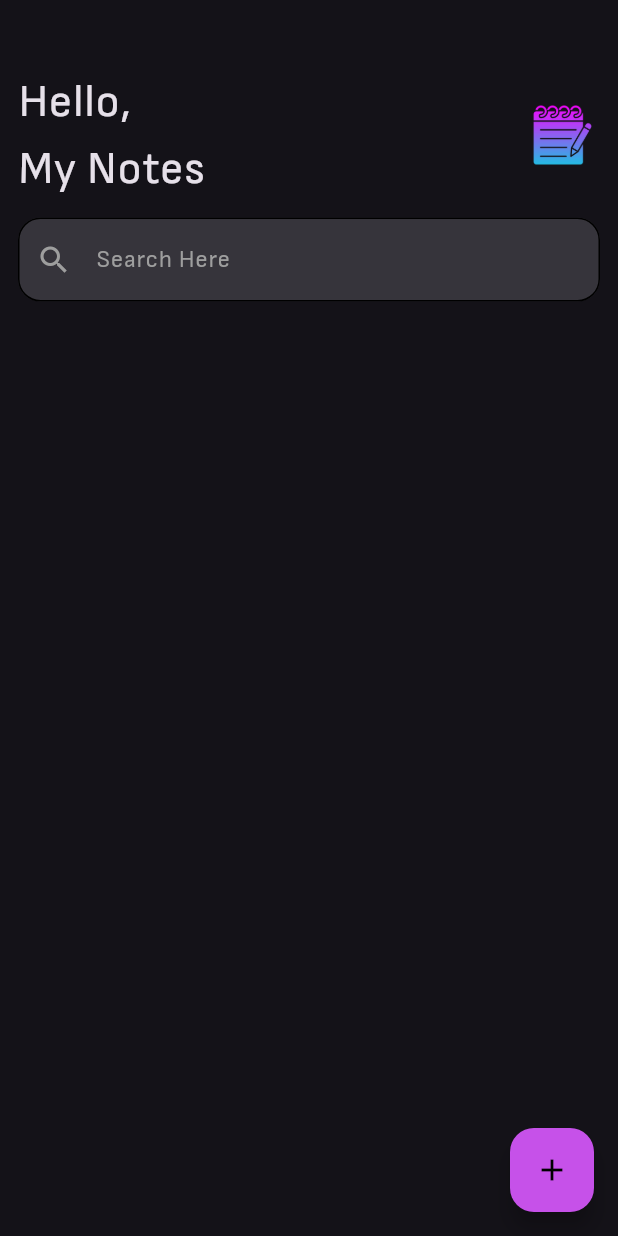
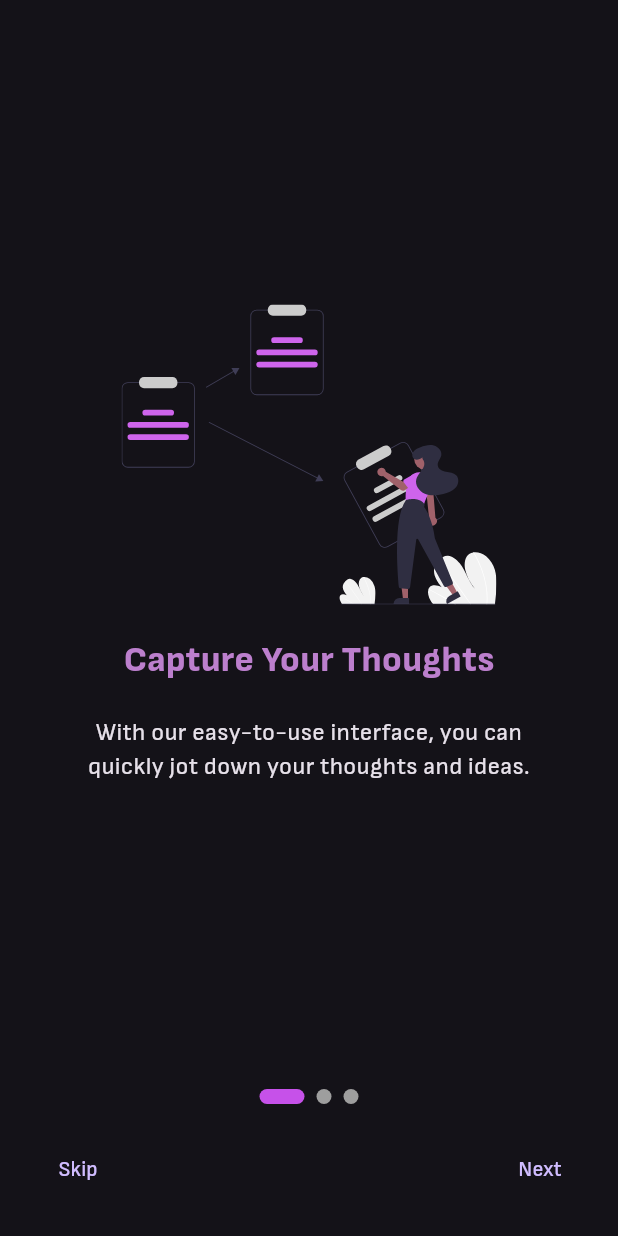
Before and after one commit to salma-elmaghawry/Notes-App, a Flutter app: the screen it shows after launch, on a phone screen of 412 x 824 dp. Run offline on Flutter 3.47's test engine with Material 3 defaults, Android fonts, the phone set to English and light mode, and no system bars; our stand-ins replace bloc, flutter_bloc, flutter_svg, hive, hive_flutter; accounts and stored records are empty; project files that could hold a hidden picture were left out.

Commit message:
onboarding done

```diff
--- /dev/null
+++ b/lib/Presentation/onboard/onboaedingPage.dart
@@ -0,0 +1,40 @@
+import 'package:flutter/material.dart';
+import 'package:flutter_svg/svg.dart';
+import 'package:notes/helper/constants.dart';
+
+class OnboardingPage extends StatelessWidget {
+  final String title;
+  final String description;
+  final String imageUrl;
+
+  const OnboardingPage({
+    Key? key,
+    required this.title,
+    required this.description,
+    required this.imageUrl,
+  }) : super(key: key);
+
+  @override
+  Widget build(BuildContext context) {
+    return Column(
+      mainAxisAlignment: MainAxisAlignment.center,
+      children: [
+        SvgPicture.asset(imageUrl, height: 200),
+        const SizedBox(height: 20),
+        Text(
+          title,
+          style: const TextStyle(fontSize: 24, fontWeight: FontWeight.bold,color: secColor2),
+        ),
+        const SizedBox(height: 20),
+        Padding(
+          padding: const EdgeInsets.symmetric(horizontal: 40.0),
+          child: Text(
+            description,
+            style: const TextStyle(fontSize: 16,),
+            textAlign: TextAlign.center,
+          ),
+        ),
+      ],
+    );
+  }
+}
--- /dev/null
+++ b/lib/Presentation/onboard/onboardingScreen.dart
@@ -0,0 +1,120 @@
+import 'package:flutter/material.dart';
+import 'package:notes/Presentation/onboard/onboaedingPage.dart';
+import 'package:notes/Presentation/views/notes_view.dart';
+import 'package:notes/helper/constants.dart';
+
+class OnboardingScreen extends StatefulWidget {
+  const OnboardingScreen({Key? key}) : super(key: key);
+
+  @override
+  State<OnboardingScreen> createState() => _OnboardingScreenState();
+}
+
+class _OnboardingScreenState extends State<OnboardingScreen> {
+  final PageController _controller = PageController();
+  int _currentIndex = 0;
+
+  @override
+  Widget build(BuildContext context) {
+    return Scaffold(
+      body: SafeArea(
+        child: Column(
+          children: [
+            Expanded(
+              child: PageView(
+                controller: _controller,
+                onPageChanged: (index) {
+                  setState(() {
+                    _currentIndex = index;
+                  });
+                },
+                children: const [
+                  OnboardingPage(
+                    title: 'Capture Your Thoughts',
+                    description:
+                        'With our easy-to-use interface, you can quickly jot down your thoughts and ideas.',
+                    imageUrl: 'assets/images/onboarding1.svg',
+                  ),
+                  OnboardingPage(
+                    title: 'Revise Anytime',
+                    description:
+                        'Need to make changes? No problem! Simply select any note from your list to edit.',
+                    imageUrl: 'assets/images/onboarding2.svg',
+                  ),
+                  OnboardingPage(
+                    title: 'Declutter with Ease',
+                    description:
+                        'Out with the old! Delete notes that no longer serve you with just a tap.',
+                    imageUrl: 'assets/images/onboarding3.svg',
+                  ),
+                ],
+              ),
+            ),
+            Row(
+              mainAxisAlignment: MainAxisAlignment.center,
+              children: List.generate(3, (index) {
+                return Padding(
+                  padding: const EdgeInsets.symmetric(horizontal: 4.0),
+                  child: CustomIndicator(isActive: _currentIndex == index),
+                );
+              }),
+            ),
+            Padding(
+              padding: const EdgeInsets.all(20.0),
+              child: Row(
+                mainAxisAlignment: MainAxisAlignment.spaceBetween,
+                children: [
+                  TextButton(
+                    onPressed: () {
+                      _controller.jumpToPage(2);
+                    },
+                    child: const Text("Skip"),
+                  ),
+                  TextButton(
+                    onPressed: () {
+                      if (_currentIndex < 2) {
+                        _controller.nextPage(
+                          duration: const Duration(milliseconds: 300),
+                          curve: Curves.easeIn,
+                        );
+                      } else {
+                        Navigator.pushReplacement(
+                          context,
+                          MaterialPageRoute(
+                              builder: (context) =>
+                                  NotesView()),
+                        );
+                      }
+                    },
+                    child: Text(_currentIndex == 2 ? "Done" : "Next"),
+                  ),
+                ],
+              ),
+            ),
+          ],
+        ),
+      ),
+    );
+  }
+}
+
+
+
+class CustomIndicator extends StatelessWidget {
+  final bool isActive;
+
+  const CustomIndicator({Key? key, required this.isActive}) : super(key: key);
+
+  @override
+  Widget build(BuildContext context) {
+    return AnimatedContainer(
+      duration: const Duration(milliseconds: 300),
+      height: 10,
+      width: isActive ? 30 : 10,
+      decoration: BoxDecoration(
+        color: isActive ? primaryColor : Colors.grey,
+        borderRadius: BorderRadius.circular(5),
+      ),
+    );
+  }
+}
--- a/lib/Presentation/widgets/note_item.dart
+++ b/lib/Presentation/widgets/note_item.dart
@@ -2,8 +2,6 @@ import 'package:flutter/material.dart';
 import 'package:flutter_bloc/flutter_bloc.dart';
 import 'package:notes/Business-Logic/cubits/notes-cubit/notes_cubit.dart';
 import 'package:notes/Data/Models/note_model.dart';
-import 'package:notes/Presentation/widgets/custom_button.dart';
-import 'package:notes/Presentation/widgets/custom_text_field.dart';
 
 import 'package:notes/Presentation/widgets/edit_note_dialog.dart';
 import 'package:notes/helper/constants.dart';
--- a/lib/main.dart
+++ b/lib/main.dart
@@ -4,7 +4,7 @@ import 'package:hive_flutter/adapters.dart';
 import 'package:notes/Business-Logic/cubits/notes-cubit/notes_cubit.dart';
 import 'package:notes/Business-Logic/simple_bloc_observer.dart';
 import 'package:notes/Data/Models/note_model.dart';
-import 'package:notes/Presentation/views/notes_view.dart';
+import 'package:notes/Presentation/onboard/onboardingScreen.dart';
 import 'package:notes/helper/constants.dart';
 import 'package:bloc/bloc.dart';
 
@@ -32,7 +32,7 @@ class NotesApp extends StatelessWidget {
             fontFamily: "Sofia Sans",
             //scaffoldBackgroundColor:
           ),
-          home: const NotesView(),
+          home:  OnboardingScreen(),
         ),
     );
   }
--- a/pubspec.yaml
+++ b/pubspec.yaml
@@ -33,6 +33,7 @@ dependencies:
   flutter:
     sdk: flutter
   flutter_bloc: ^8.1.1
+  flutter_svg: ^2.0.11
   hive: ^2.2.3
   hive_flutter: ^1.1.0
   intl: ^0.19.0
```
Also changed, not shown: assets/images/onboarding 1.png (added), assets/images/onboarding 2 .png (added), assets/images/onboarding 3.png (added), assets/images/onboarding1.svg (added), assets/images/onboarding2.svg (added), assets/images/onboarding3.svg (added), pubspec.lock.
